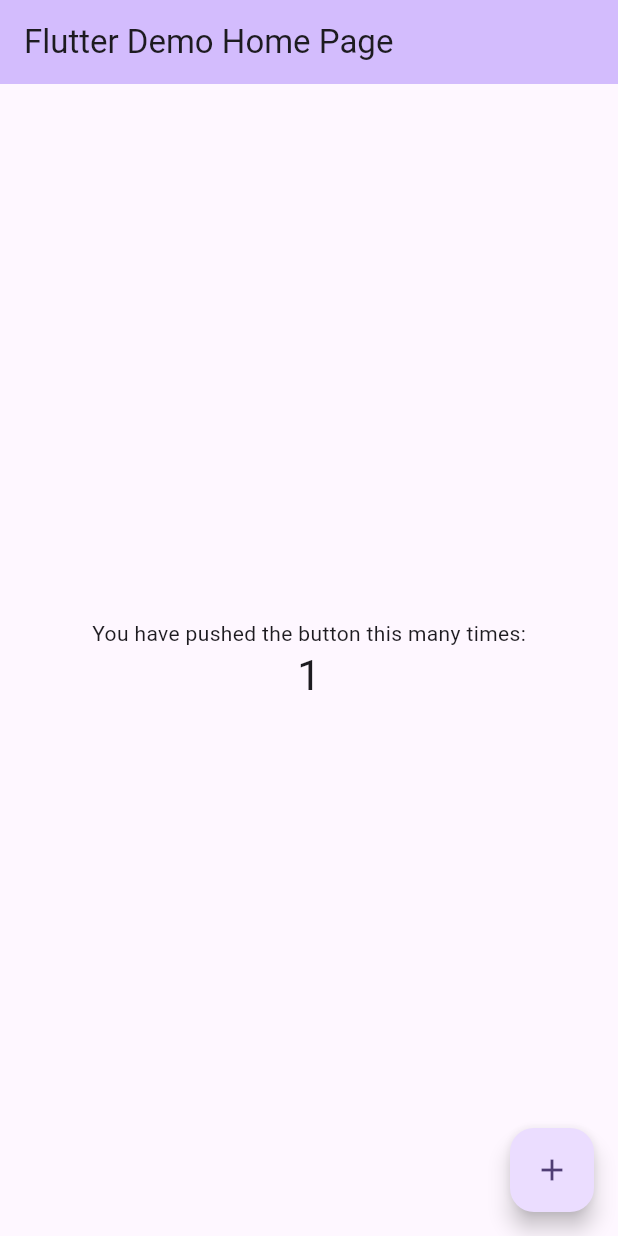
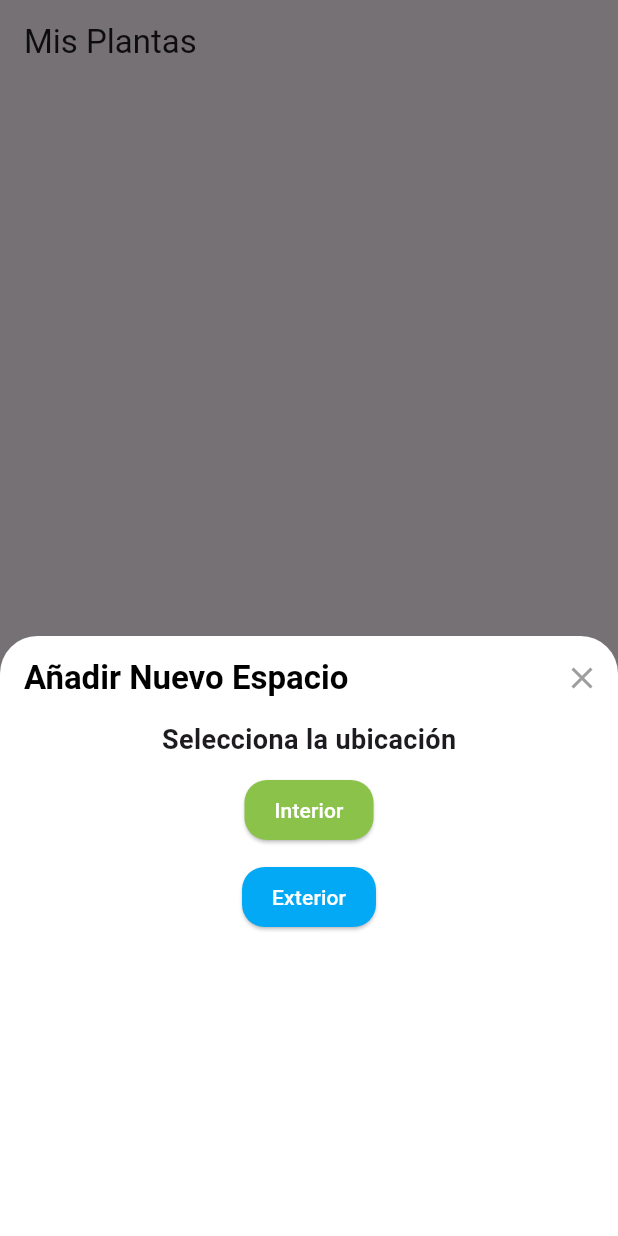
Before and after one commit to joacos4545/Programacion-Movil---Tika, a Flutter app: the screen it shows after launch, after a tap on the "add" icon, on a phone screen of 412 x 824 dp. Run offline on Flutter 3.47's test engine with Material 3 defaults, Android fonts, the phone set to English and light mode, and no system bars.

Commit message:
commit  lista de espacios y añadir nuevo espacio

```diff
--- a/lib/home_page.dart
+++ b/lib/home_page.dart
@@ -0,0 +1,254 @@
+import 'package:flutter/material.dart';
+
+class HomePage extends StatefulWidget {
+  const HomePage({Key? key}) : super(key: key);
+
+  @override
+  HomePageState createState() => HomePageState();
+}
+
+class HomePageState extends State<HomePage> {
+  List<Map<String, String>> espacios = []; // Lista para almacenar los espacios
+  int step = 1; // Controlar los pasos dentro del modal
+  String ubicacion = ''; // Interior o Exterior
+  String subUbicacion = ''; // Sala, Dormitorio, etc.
+  String tipoLuz = ''; // Soleado, Sol parcial, etc.
+
+  // Función para avanzar al siguiente paso
+  void nextStep(String selection, StateSetter setModalState) {
+    setModalState(() {
+      if (step == 1) {
+        ubicacion = selection;
+      } else if (step == 2) {
+        subUbicacion = selection;
+      } else if (step == 3) {
+        tipoLuz = selection;
+
+        // Aquí llamamos a setState en el nivel principal para actualizar la pantalla
+        setState(() {
+          // Añadir el nuevo espacio a la lista
+          espacios.add({
+            'ubicacion': ubicacion,
+            'subUbicacion': subUbicacion,
+            'tipoLuz': tipoLuz,
+          });
+        });
+
+        // Cierra el modal al finalizar
+        Navigator.pop(context);
+      }
+      step++;
+    });
+  }
+
+  // Función para mostrar el modal de añadir espacio
+  void showAddSpaceModal() {
+    // Reiniciar los valores antes de abrir el modal
+    setState(() {
+      step = 1;
+      ubicacion = '';
+      subUbicacion = '';
+      tipoLuz = '';
+    });
+
+    showModalBottomSheet(
+      context: context,
+      isScrollControlled: true,
+      backgroundColor: Colors.white,
+      shape: RoundedRectangleBorder(
+        borderRadius: BorderRadius.vertical(
+          top: Radius.circular(25),
+        ),
+      ),
+      builder: (BuildContext context) {
+        return StatefulBuilder(
+          builder: (BuildContext context, StateSetter setModalState) {
+            return Padding(
+              padding: EdgeInsets.only(
+                  bottom: MediaQuery.of(context).viewInsets.bottom),
+              child: SizedBox(
+                height: 400,
+                child: Column(
+                  children: [
+                    AppBar(
+                      title: Text(
+                        'Añadir Nuevo Espacio',
+                        style: TextStyle(
+                          color: Colors.black,
+                          fontWeight: FontWeight.bold,
+                        ),
+                      ),
+                      backgroundColor: Colors.transparent,
+                      elevation: 0,
+                      automaticallyImplyLeading: false,
+                      actions: [
+                        IconButton(
+                          icon: Icon(Icons.close, color: Colors.grey),
+                          onPressed: () => Navigator.pop(context),
+                        ),
+                      ],
+                    ),
+                    if (step == 1)
+                      Column(
+                        children: [
+                          Text(
+                            'Selecciona la ubicación',
+                            style: TextStyle(
+                              fontSize: 18,
+                              fontWeight: FontWeight.bold,
+                            ),
+                          ),
+                          SizedBox(height: 10),
+                          ElevatedButton(
+                            onPressed: () =>
+                                nextStep('Interior', setModalState),
+                            style: ElevatedButton.styleFrom(
+                              backgroundColor: Colors.lightGreen,
+                              shape: RoundedRectangleBorder(
+                                borderRadius: BorderRadius.circular(15),
+                              ),
+                              padding: EdgeInsets.symmetric(
+                                  vertical: 10, horizontal: 20),
+                            ),
+                            child: Text('Interior',
+                                style: TextStyle(color: Colors.white)),
+                          ),
+                          SizedBox(height: 10),
+                          ElevatedButton(
+                            onPressed: () =>
+                                nextStep('Exterior', setModalState),
+                            style: ElevatedButton.styleFrom(
+                              backgroundColor: Colors.lightBlue,
+                              shape: RoundedRectangleBorder(
+                                borderRadius: BorderRadius.circular(15),
+                              ),
+                              padding: EdgeInsets.symmetric(
+                                  vertical: 10, horizontal: 20),
+                            ),
+                            child: Text('Exterior',
+                                style: TextStyle(color: Colors.white)),
+                          ),
+                        ],
+                      )
+                    else if (step == 2)
+                      Column(
+                        children: [
+                          Text(
+                            'Selecciona la sububicación',
+                            style: TextStyle(
+                              fontSize: 18,
+                              fontWeight: FontWeight.bold,
+                            ),
+                          ),
+                          SizedBox(height: 10),
+                          ElevatedButton(
+                            onPressed: () => nextStep('Sala', setModalState),
+                            style: ElevatedButton.styleFrom(
+                              backgroundColor: Colors.orange,
+                              shape: RoundedRectangleBorder(
+                                borderRadius: BorderRadius.circular(15),
+                              ),
+                              padding: EdgeInsets.symmetric(
+                                  vertical: 10, horizontal: 20),
+                            ),
+                            child: Text('Sala',
+                                style: TextStyle(color: Colors.white)),
+                          ),
+                          SizedBox(height: 10),
+                          ElevatedButton(
+                            onPressed: () =>
+                                nextStep('Dormitorio', setModalState),
+                            style: ElevatedButton.styleFrom(
+                              backgroundColor: Colors.orange,
+                              shape: RoundedRectangleBorder(
+                                borderRadius: BorderRadius.circular(15),
+                              ),
+                              padding: EdgeInsets.symmetric(
+                                  vertical: 10, horizontal: 20),
+                            ),
+                            child: Text('Dormitorio',
+                                style: TextStyle(color: Colors.white)),
+                          ),
+                        ],
+                      )
+                    else if (step == 3)
+                      Column(
+                        children: [
+                          Text(
+                            'Selecciona el tipo de luz',
+                            style: TextStyle(
+                              fontSize: 18,
+                              fontWeight: FontWeight.bold,
+                            ),
+                          ),
+                          SizedBox(height: 10),
+                          ElevatedButton(
+                            onPressed: () => nextStep('Soleado', setModalState),
+                            style: ElevatedButton.styleFrom(
+                              backgroundColor: Colors.yellow,
+                              shape: RoundedRectangleBorder(
+                                borderRadius: BorderRadius.circular(15),
+                              ),
+                              padding: EdgeInsets.symmetric(
+                                  vertical: 10, horizontal: 20),
+                            ),
+                            child: Text('Soleado',
+                                style: TextStyle(color: Colors.black)),
+                          ),
+                          SizedBox(height: 10),
+                          ElevatedButton(
+                            onPressed: () =>
+                                nextStep('Sol parcial', setModalState),
+                            style: ElevatedButton.styleFrom(
+                              backgroundColor: Colors.yellow,
+                              shape: RoundedRectangleBorder(
+                                borderRadius: BorderRadius.circular(15),
+                              ),
+                              padding: EdgeInsets.symmetric(
+                                  vertical: 10, horizontal: 20),
+                            ),
+                            child: Text('Sol parcial',
+                                style: TextStyle(color: Colors.black)),
+                          ),
+                        ],
+                      ),
+                  ],
+                ),
+              ),
+            );
+          },
+        );
+      },
+    );
+  }
+
+  @override
+  Widget build(BuildContext context) {
+    return Scaffold(
+      appBar: AppBar(
+        title: const Text("Mis Plantas"),
+      ),
+      body: espacios.isEmpty
+          ? Center(
+              child: Text(
+                "Aún no has agregado ningún espacio",
+                style: TextStyle(fontSize: 18, color: Colors.grey),
+              ),
+            )
+          : ListView.builder(
+              itemCount: espacios.length,
+              itemBuilder: (context, index) {
+                return ListTile(
+                  title: Text(espacios[index]['subUbicacion']!),
+                  subtitle: Text(
+                      "${espacios[index]['ubicacion']} - ${espacios[index]['tipoLuz']}"),
+                );
+              },
+            ),
+      floatingActionButton: FloatingActionButton(
+        onPressed: showAddSpaceModal,
+        child: Icon(Icons.add),
+      ),
+    );
+  }
+}
--- a/lib/main.dart
+++ b/lib/main.dart
@@ -1,4 +1,5 @@
 import 'package:flutter/material.dart';
+import 'home_page.dart';
 
 void main() {
   runApp(const MyApp());
@@ -31,7 +32,7 @@ class MyApp extends StatelessWidget {
         colorScheme: ColorScheme.fromSeed(seedColor: Colors.deepPurple),
         useMaterial3: true,
       ),
-      home: const MyHomePage(title: 'Flutter Demo Home Page'),
+      home: const HomePage(),
     );
   }
 }
```
